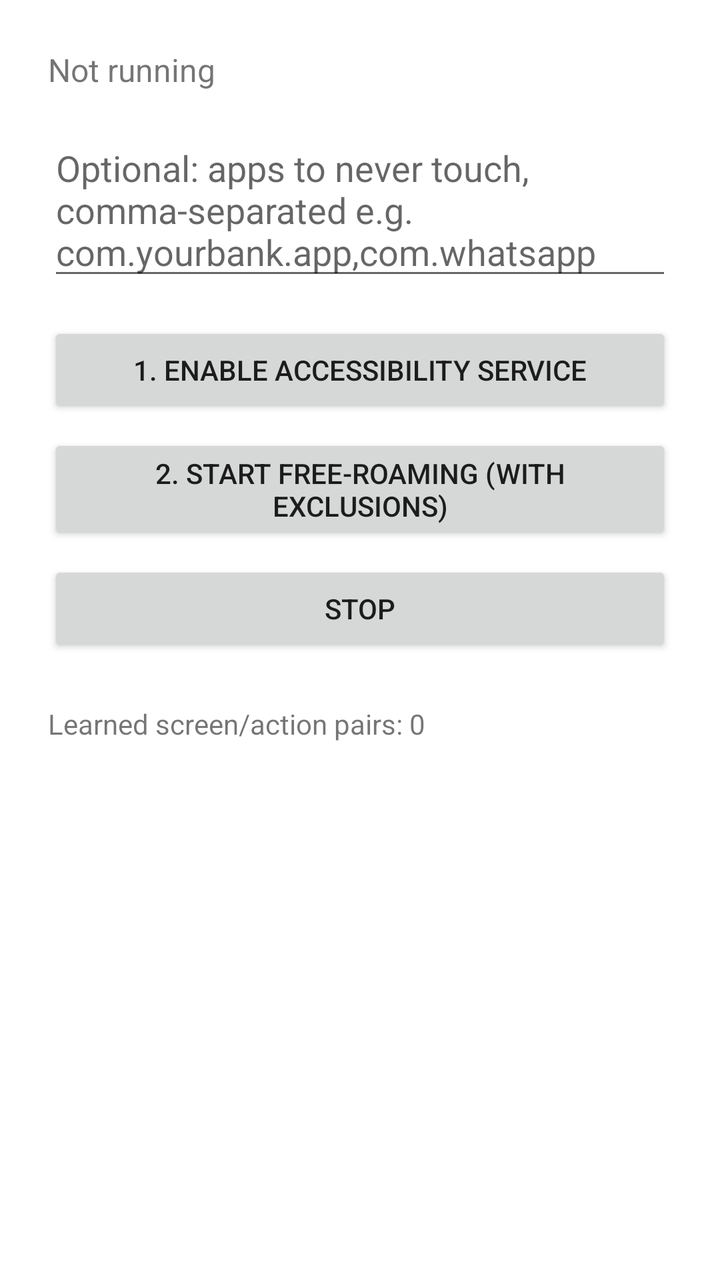
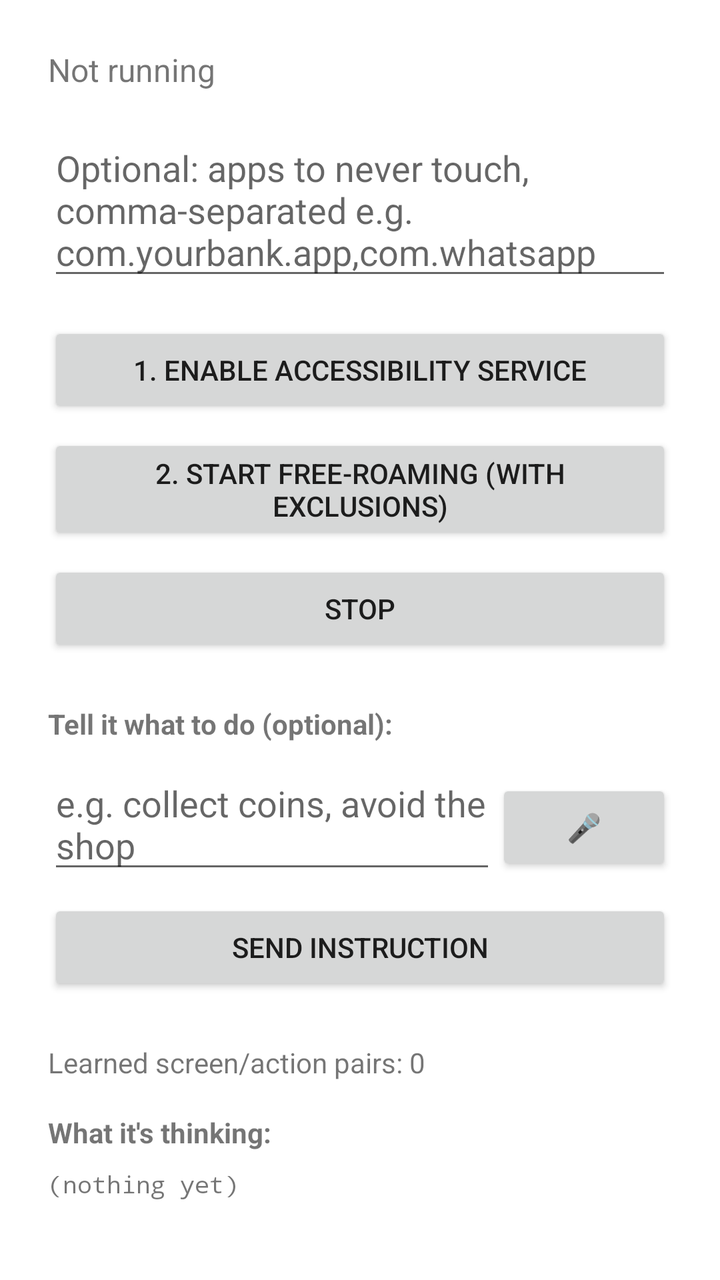

Screens rendered from an Android XML layout before and after an edit, with the pre-edit source and the edit as a unified diff.
<!-- AndroidManifest.xml: application theme Theme.GameAgent -->
<!-- res/layout/activity_main.xml -->
<?xml version="1.0" encoding="utf-8"?>
<LinearLayout xmlns:android="http://schemas.android.com/apk/res/android"
    android:layout_width="match_parent"
    android:layout_height="match_parent"
    android:orientation="vertical"
    android:padding="24dp">

    <TextView
        android:id="@+id/statusText"
        android:layout_width="match_parent"
        android:layout_height="wrap_content"
        android:textSize="16sp"
        android:text="Not running" />

    <EditText
        android:id="@+id/packageInput"
        android:layout_width="match_parent"
        android:layout_height="wrap_content"
        android:layout_marginTop="16dp"
        android:hint="Optional: apps to never touch, comma-separated e.g. com.yourbank.app,com.whatsapp" />

    <Button
        android:id="@+id/enableAccessibilityButton"
        android:layout_width="match_parent"
        android:layout_height="wrap_content"
        android:layout_marginTop="16dp"
        android:text="1. Enable Accessibility Service" />

    <Button
        android:id="@+id/startButton"
        android:layout_width="match_parent"
        android:layout_height="wrap_content"
        android:layout_marginTop="8dp"
        android:text="2. Start free-roaming (with exclusions)" />

    <Button
        android:id="@+id/stopButton"
        android:layout_width="match_parent"
        android:layout_height="wrap_content"
        android:layout_marginTop="8dp"
        android:text="Stop" />

    <TextView
        android:id="@+id/learnedCountText"
        android:layout_width="match_parent"
        android:layout_height="wrap_content"
        android:layout_marginTop="24dp"
        android:text="Learned screen/action pairs: 0" />

</LinearLayout>
<!-- resources referenced by this layout -->
<resources>
  <style name="Theme.GameAgent" parent="Theme.MaterialComponents.DayNight.NoActionBar" />
</resources>

<!-- the commit's change to res/layout/activity_main.xml (unified diff, before → after) -->
@@ -1,7 +1,11 @@
 <?xml version="1.0" encoding="utf-8"?>
-<LinearLayout xmlns:android="http://schemas.android.com/apk/res/android"
+<ScrollView xmlns:android="http://schemas.android.com/apk/res/android"
     android:layout_width="match_parent"
-    android:layout_height="match_parent"
+    android:layout_height="match_parent">
+
+<LinearLayout
+    android:layout_width="match_parent"
+    android:layout_height="wrap_content"
     android:orientation="vertical"
     android:padding="24dp">
 
@@ -41,10 +45,61 @@
         android:text="Stop" />
 
     <TextView
+        android:layout_width="match_parent"
+        android:layout_height="wrap_content"
+        android:layout_marginTop="24dp"
+        android:text="Tell it what to do (optional):"
+        android:textStyle="bold" />
+
+    <LinearLayout
+        android:layout_width="match_parent"
+        android:layout_height="wrap_content"
+        android:orientation="horizontal"
+        android:layout_marginTop="8dp">
+
+        <EditText
+            android:id="@+id/instructionInput"
+            android:layout_width="0dp"
+            android:layout_height="wrap_content"
+            android:layout_weight="1"
+            android:hint="e.g. collect coins, avoid the shop" />
+
+        <Button
+            android:id="@+id/micButton"
+            android:layout_width="wrap_content"
+            android:layout_height="wrap_content"
+            android:text="🎤" />
+    </LinearLayout>
+
+    <Button
+        android:id="@+id/sendInstructionButton"
+        android:layout_width="match_parent"
+        android:layout_height="wrap_content"
+        android:layout_marginTop="8dp"
+        android:text="Send instruction" />
+
+    <TextView
         android:id="@+id/learnedCountText"
         android:layout_width="match_parent"
         android:layout_height="wrap_content"
         android:layout_marginTop="24dp"
         android:text="Learned screen/action pairs: 0" />
 
+    <TextView
+        android:layout_width="match_parent"
+        android:layout_height="wrap_content"
+        android:layout_marginTop="16dp"
+        android:text="What it's thinking:"
+        android:textStyle="bold" />
+
+    <TextView
+        android:id="@+id/thoughtLogText"
+        android:layout_width="match_parent"
+        android:layout_height="wrap_content"
+        android:layout_marginTop="8dp"
+        android:fontFamily="monospace"
+        android:textSize="12sp"
+        android:text="(nothing yet)" />
+
 </LinearLayout>
+</ScrollView>
